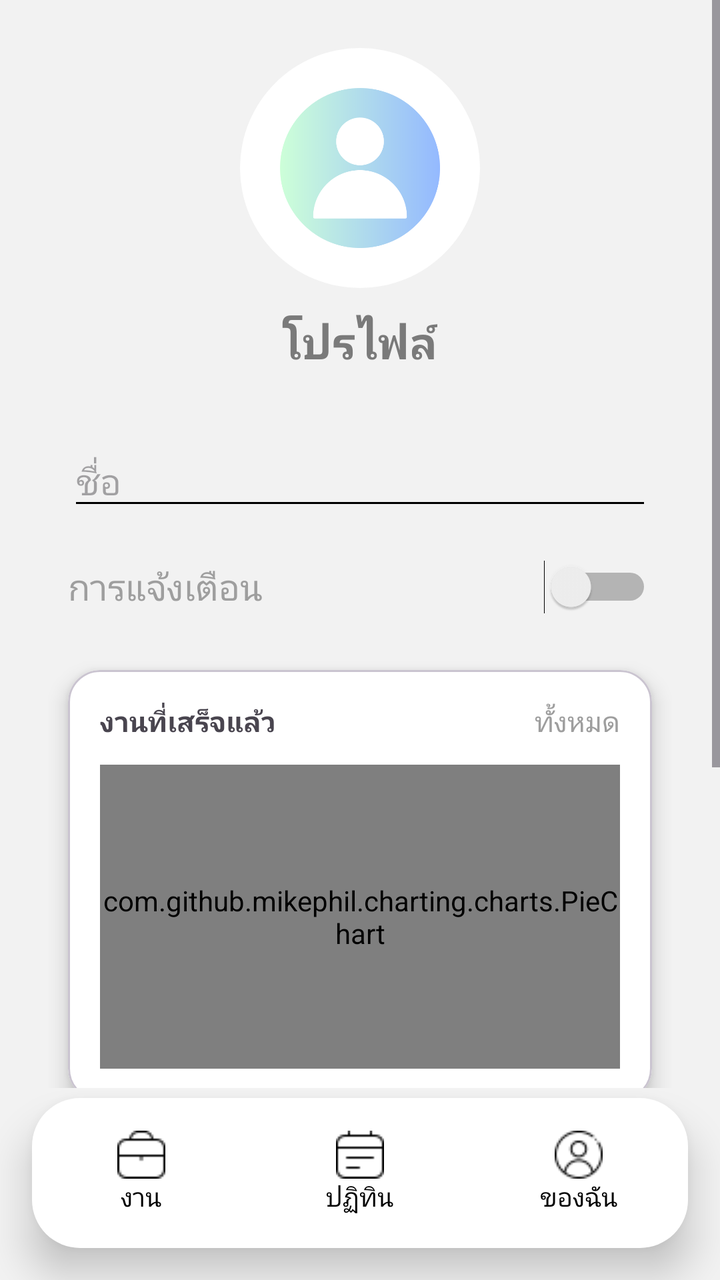
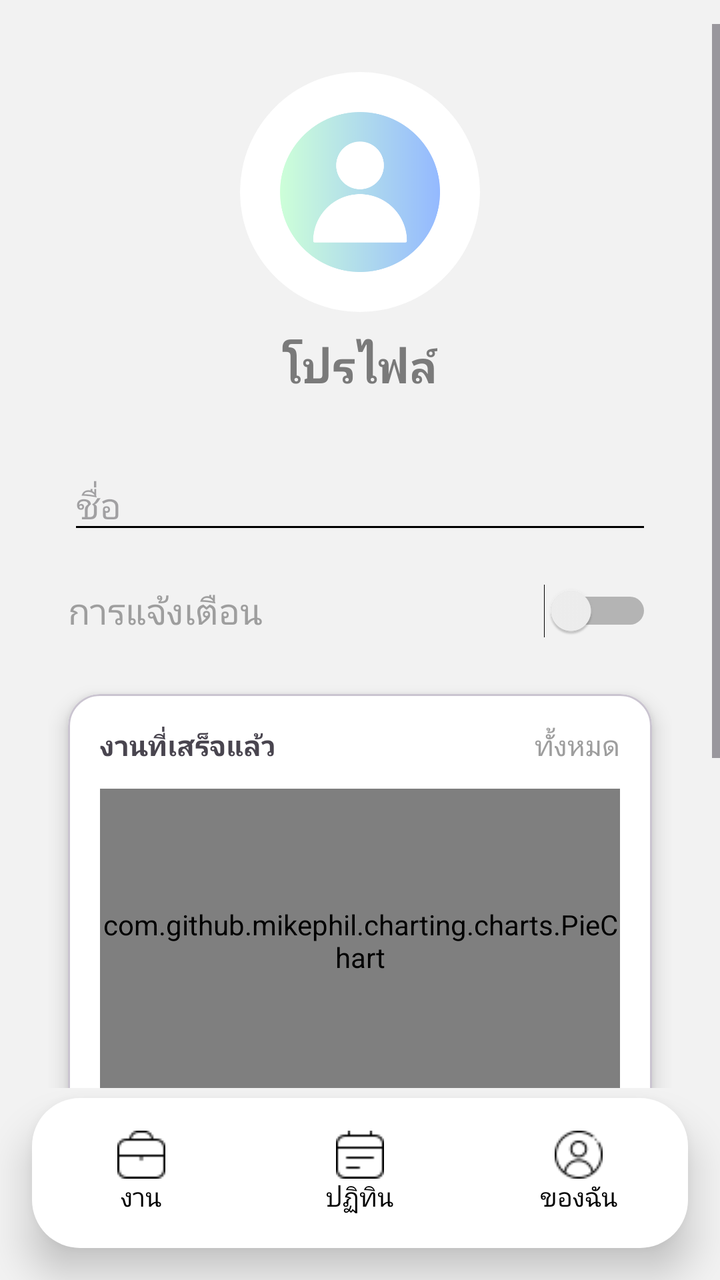

The first picture is an Android layout as it rendered before a commit; the second is the same layout after the commit. The layout source and the unified diff follow.
<!-- AndroidManifest.xml: application theme Theme.Project -->
<!-- res/layout/activity_profile.xml -->
<?xml version="1.0" encoding="utf-8"?>
<androidx.constraintlayout.widget.ConstraintLayout
    xmlns:android="http://schemas.android.com/apk/res/android"
    xmlns:app="http://schemas.android.com/apk/res-auto"
    android:id="@+id/main"
    android:layout_width="match_parent"
    android:layout_height="match_parent"
    android:background="#F2F2F2">

    
    <ScrollView
        android:layout_width="0dp"
        android:layout_height="0dp"
        android:layout_marginBottom="96dp"
        app:layout_constraintBottom_toBottomOf="parent"
        app:layout_constraintEnd_toEndOf="parent"
        app:layout_constraintStart_toStartOf="parent"
        app:layout_constraintTop_toTopOf="parent">

        <LinearLayout
            android:layout_width="match_parent"
            android:layout_height="wrap_content"
            android:orientation="vertical"
            android:padding="24dp">

            
            <ImageView
                android:id="@+id/imgProfile"
                android:layout_width="120dp"
                android:layout_height="120dp"
                android:layout_gravity="center"
                android:background="@drawable/bg_circle"
                android:padding="20dp"
                android:src="@drawable/profile" />

            
            <TextView
                android:layout_width="wrap_content"
                android:layout_height="wrap_content"
                android:layout_gravity="center"
                android:layout_marginTop="12dp"
                android:text="โปรไฟล์"
                android:textColor="#7A7A7A"
                android:textSize="22sp"
                android:textStyle="bold" />

            
            <EditText
                android:id="@+id/etName"
                android:layout_width="match_parent"
                android:layout_height="wrap_content"
                android:layout_marginTop="32dp"
                android:backgroundTint="#000000"
                android:hint="ชื่อ"
                android:layout_marginStart="10dp"
                android:layout_marginEnd="10dp"/>

            
            <LinearLayout
                android:layout_width="match_parent"
                android:layout_height="wrap_content"
                android:layout_marginTop="20dp"
                android:gravity="center_vertical"
                android:orientation="horizontal"
                android:layout_marginStart="10dp"
                android:layout_marginEnd="10dp">

                <TextView
                    android:layout_width="0dp"
                    android:layout_height="wrap_content"
                    android:layout_weight="1"
                    android:text="การแจ้งเตือน"
                    android:textColor="#9E9E9E"
                    android:textSize="18sp" />

                <Switch
                    android:layout_width="wrap_content"
                    android:layout_height="wrap_content" />
            </LinearLayout>

            
            <com.google.android.material.card.MaterialCardView
                android:layout_width="match_parent"
                android:layout_height="wrap_content"
                android:layout_marginTop="28dp"
                app:cardCornerRadius="16dp"
                app:cardElevation="6dp"
                android:layout_marginStart="10dp"
                android:layout_marginEnd="10dp"
                app:cardBackgroundColor="@android:color/white">

                <LinearLayout
                    android:layout_width="match_parent"
                    android:layout_height="wrap_content"
                    android:orientation="vertical"
                    android:padding="16dp">

                    <LinearLayout
                        android:layout_width="match_parent"
                        android:layout_height="wrap_content"
                        android:orientation="horizontal">

                        <TextView
                            android:layout_width="0dp"
                            android:layout_height="wrap_content"
                            android:layout_weight="1"
                            android:text="งานที่เสร็จแล้ว"
                            android:textStyle="bold" />

                        <TextView
                            android:text="ทั้งหมด"
                            android:textColor="#9E9E9E"
                            android:layout_width="wrap_content"
                            android:layout_height="wrap_content"/>
                    </LinearLayout>

                    
                    <com.github.mikephil.charting.charts.PieChart
                        android:id="@+id/pieChart"
                        android:layout_width="match_parent"
                        android:layout_height="152dp"
                        android:layout_marginTop="12dp" />
                </LinearLayout>
            </com.google.android.material.card.MaterialCardView>

            
            <LinearLayout
                android:layout_width="match_parent"
                android:layout_height="wrap_content"
                android:layout_marginTop="16dp"
                android:orientation="horizontal"
                android:weightSum="2">

                <com.google.android.material.card.MaterialCardView
                    android:layout_width="0dp"
                    android:layout_height="110dp"
                    android:layout_weight="1"
                    app:cardCornerRadius="16dp"
                    app:cardElevation="6dp"
                    app:cardBackgroundColor="@android:color/white"
                    android:layout_marginStart="10dp"
                    android:layout_marginEnd="10dp"
                    android:layout_marginBottom="10dp">

                    <LinearLayout
                        android:layout_width="match_parent"
                        android:layout_height="match_parent"
                        android:gravity="center"
                        android:orientation="vertical">

                        <TextView
                            android:text="1"
                            android:textSize="28sp"
                            android:textStyle="bold"
                            android:layout_width="wrap_content"
                            android:layout_height="wrap_content"/>

                        <TextView
                            android:text="งานที่เสร็จสมบูรณ์"
                            android:textColor="#9E9E9E"
                            android:layout_width="wrap_content"
                            android:layout_height="wrap_content"/>
                    </LinearLayout>
                </com.google.android.material.card.MaterialCardView>

                <com.google.android.material.card.MaterialCardView
                    android:layout_width="0dp"
                    android:layout_height="110dp"
                    android:layout_weight="1"
                    app:cardCornerRadius="16dp"
                    app:cardElevation="6dp"
                    app:cardBackgroundColor="@android:color/white"
                    android:layout_marginStart="10dp"
                    android:layout_marginEnd="10dp"
                    android:layout_marginBottom="16dp">

                    <LinearLayout
                        android:layout_width="match_parent"
                        android:layout_height="match_parent"
                        android:gravity="center"
                        android:orientation="vertical">

                        <TextView
                            android:text="0"
                            android:textSize="28sp"
                            android:textStyle="bold"
                            android:layout_width="wrap_content"
                            android:layout_height="wrap_content"/>

                        <TextView
                            android:text="งานที่ยังไม่เสร็จ"
                            android:textColor="#9E9E9E"
                            android:layout_width="wrap_content"
                            android:layout_height="wrap_content"/>
                    </LinearLayout>
                </com.google.android.material.card.MaterialCardView>
            </LinearLayout>

            
            <com.google.android.material.button.MaterialButton
                android:id="@+id/btnLogout"
                android:layout_width="match_parent"
                android:layout_height="50dp"
                android:layout_marginTop="5dp"
                android:backgroundTint="#E0E0E0"
                android:text="ออกจากระบบ"
                android:textColor="#333333"
                app:cornerRadius="12dp"
                android:elevation="8dp"
                android:layout_marginStart="10dp"
                android:layout_marginEnd="10dp"/>

        </LinearLayout>
    </ScrollView>

    
    <include
        android:id="@+id/bottomBar"
        layout="@layout/view_bottom_bar"
        android:layout_width="0dp"
        android:layout_height="wrap_content"
        app:layout_constraintBottom_toBottomOf="parent"
        app:layout_constraintStart_toStartOf="parent"
        app:layout_constraintEnd_toEndOf="parent"/>

</androidx.constraintlayout.widget.ConstraintLayout>
<!-- res/layout/view_bottom_bar.xml (included above) -->
<?xml version="1.0" encoding="utf-8"?>
<merge xmlns:android="http://schemas.android.com/apk/res/android"
    xmlns:app="http://schemas.android.com/apk/res-auto">

    <androidx.constraintlayout.widget.ConstraintLayout
        android:layout_width="match_parent"
        android:layout_height="match_parent">

        <LinearLayout
            android:layout_width="0dp"
            android:layout_height="75dp"
            android:layout_marginStart="16dp"
            android:layout_marginEnd="16dp"
            android:layout_marginBottom="16dp"
            android:orientation="vertical"
            android:background="@drawable/bg_bottom_menu"
            android:elevation="12dp"

            app:layout_constraintStart_toStartOf="parent"
            app:layout_constraintEnd_toEndOf="parent"
            app:layout_constraintBottom_toBottomOf="parent">

            
            <LinearLayout
                android:layout_width="match_parent"
                android:layout_height="match_parent"
                android:gravity="center"
                android:orientation="horizontal">

                
                <LinearLayout
                    android:id="@+id/menu_tasks"
                    android:layout_width="0dp"
                    android:layout_height="match_parent"
                    android:layout_weight="1"
                    android:background="?attr/selectableItemBackground"
                    android:clickable="true"
                    android:focusable="true"
                    android:gravity="center"
                    android:orientation="vertical">

                    <ImageView
                        android:layout_width="wrap_content"
                        android:layout_height="wrap_content"
                        android:src="@drawable/ic_agenda" />

                    <TextView
                        android:layout_width="wrap_content"
                        android:layout_height="wrap_content"
                        android:text="งาน"
                        android:textSize="13sp"
                        android:textColor="#000000"/>
                </LinearLayout>

                
                <LinearLayout
                    android:id="@+id/menu_calendar"
                    android:layout_width="0dp"
                    android:layout_height="match_parent"
                    android:layout_weight="1"
                    android:background="?attr/selectableItemBackground"
                    android:clickable="true"
                    android:focusable="true"
                    android:gravity="center"
                    android:orientation="vertical">

                    <ImageView
                        android:layout_width="wrap_content"
                        android:layout_height="wrap_content"
                        android:src="@drawable/ic_menu_my_calendar" />

                    <TextView
                        android:layout_width="wrap_content"
                        android:layout_height="wrap_content"
                        android:text="ปฏิทิน"
                        android:textSize="13sp"
                        android:textColor="#000000"/>
                </LinearLayout>

                
                <LinearLayout
                    android:id="@+id/menu_profile"
                    android:layout_width="0dp"
                    android:layout_height="match_parent"
                    android:layout_weight="1"
                    android:background="?attr/selectableItemBackground"
                    android:clickable="true"
                    android:focusable="true"
                    android:gravity="center"
                    android:orientation="vertical">

                    <ImageView
                        android:layout_width="wrap_content"
                        android:layout_height="wrap_content"
                        android:src="@drawable/ic_profile" />

                    <TextView
                        android:layout_width="wrap_content"
                        android:layout_height="wrap_content"
                        android:text="ของฉัน"
                        android:textColor="#000000"
                        android:textSize="13sp" />
                </LinearLayout>

            </LinearLayout>

        </LinearLayout>

    </androidx.constraintlayout.widget.ConstraintLayout>

</merge>
<!-- resources referenced by this layout -->
<resources>
  <!-- drawable bg_bottom_menu (drawable) -->
  <?xml version="1.0" encoding="utf-8"?>
  <shape xmlns:android="http://schemas.android.com/apk/res/android">
  
      <solid android:color="#FFFFFF"/>
  
      
      <corners android:radius="24dp"/>
  
  </shape>
  <!-- drawable bg_circle (drawable) -->
  <?xml version="1.0" encoding="utf-8"?>
  <shape xmlns:android="http://schemas.android.com/apk/res/android">
  
      <solid android:color="#FFFFFF"/>
  
      
      <corners android:radius="900dp"/>
  
  </shape>
  <!-- drawable ic_agenda: png bitmap (drawable, 386 bytes) -->
  <!-- drawable ic_menu_my_calendar: png bitmap (drawable, 342 bytes) -->
  <!-- drawable ic_profile: png bitmap (drawable, 679 bytes) -->
  <!-- drawable profile: png bitmap (drawable, 22882 bytes) -->
  <style name="Theme.Project" parent="Base.Theme.Project" />
  <style name="Base.Theme.Project" parent="Theme.Material3.DayNight.NoActionBar">
          
          
      </style>
</resources>

<!-- the commit's change to res/layout/activity_profile.xml (unified diff, before → after) -->
@@ -11,6 +11,7 @@
     <ScrollView
         android:layout_width="0dp"
         android:layout_height="0dp"
+        android:layout_marginTop="12dp"
         android:layout_marginBottom="96dp"
         app:layout_constraintBottom_toBottomOf="parent"
         app:layout_constraintEnd_toEndOf="parent"
